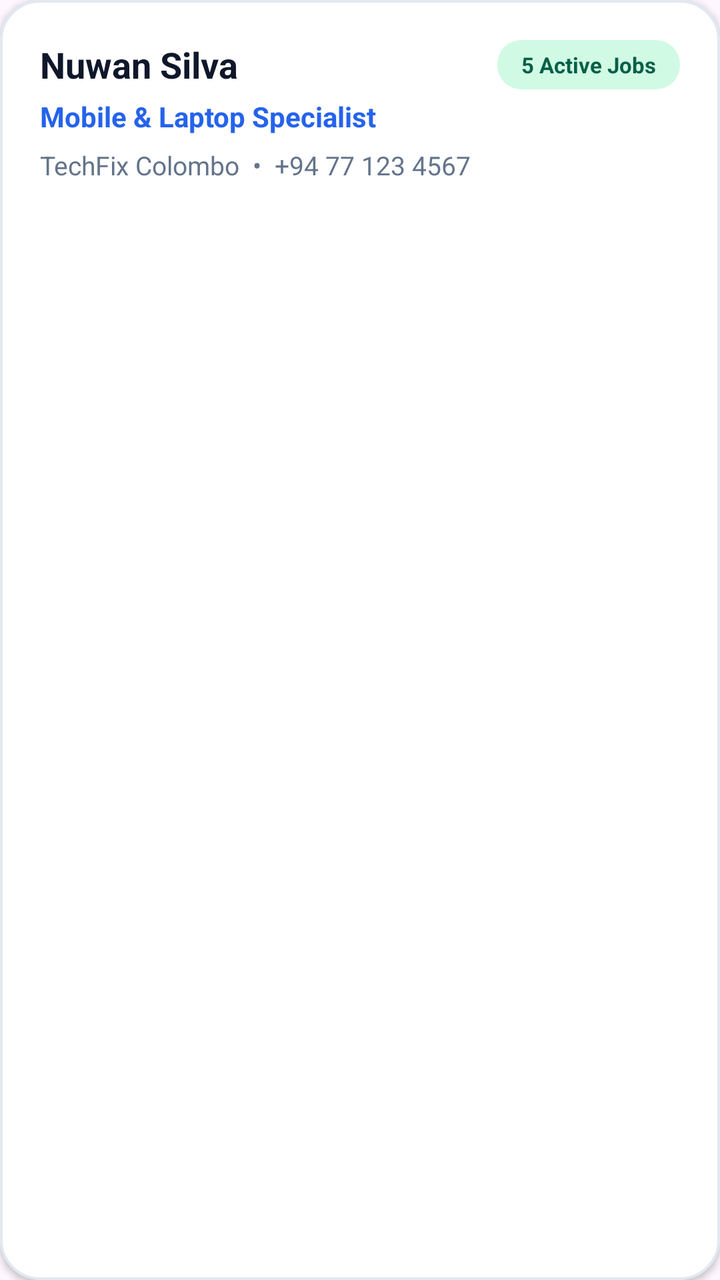
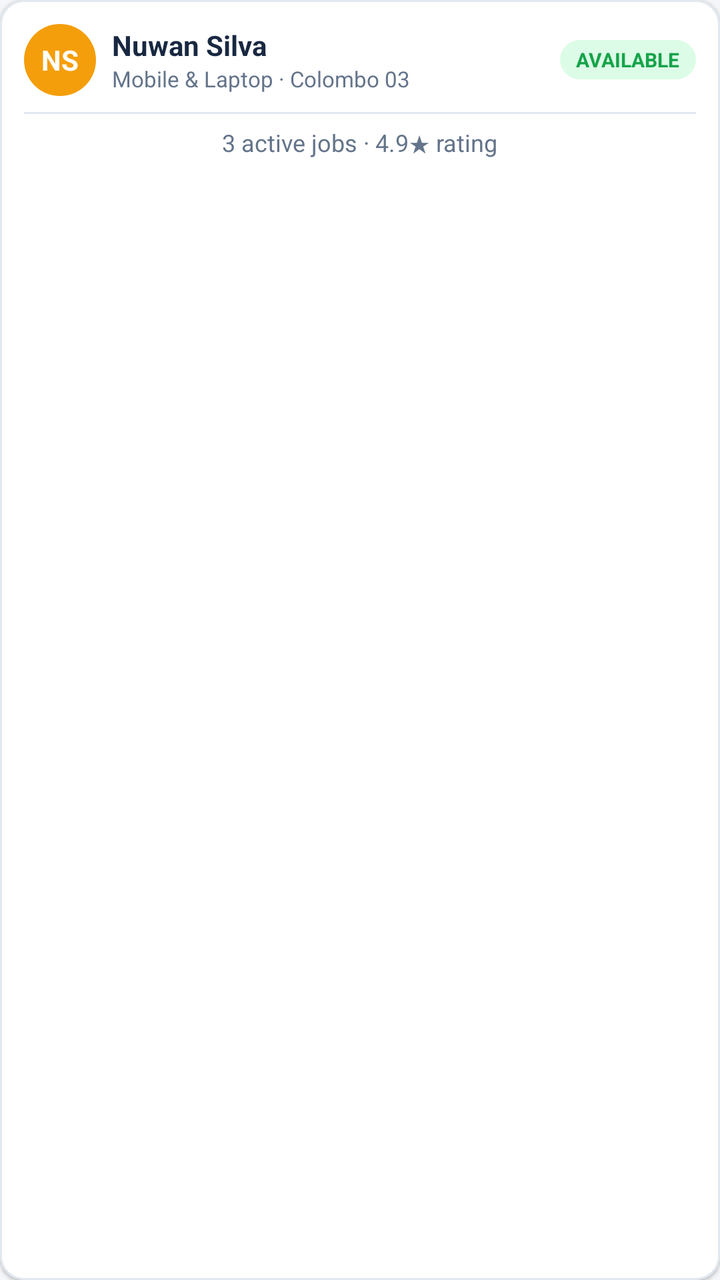

Compare the two renders of this Android layout. The source of the first and the diff that turns it into the second are given below.
<!-- AndroidManifest.xml: application theme Theme.TechFix -->
<!-- res/layout/item_technician_card.xml -->
<?xml version="1.0" encoding="utf-8"?>
<com.google.android.material.card.MaterialCardView 
    xmlns:android="http://schemas.android.com/apk/res/android"
    xmlns:app="http://schemas.android.com/apk/res-auto"
    android:layout_width="match_parent"
    android:layout_height="wrap_content"
    android:layout_marginHorizontal="16dp"
    android:layout_marginVertical="8dp"
    app:cardCornerRadius="20dp"
    app:cardElevation="2dp"
    app:strokeColor="#E2E8F0"
    app:strokeWidth="1.2dp"
    app:cardBackgroundColor="#FFFFFF">

    <LinearLayout
        android:layout_width="match_parent"
        android:layout_height="wrap_content"
        android:orientation="vertical"
        android:padding="20dp">

        <RelativeLayout
            android:layout_width="match_parent"
            android:layout_height="wrap_content">

            <TextView
                android:id="@+id/tvTechName"
                android:layout_width="wrap_content"
                android:layout_height="wrap_content"
                android:layout_alignParentStart="true"
                android:layout_toStartOf="@id/tvTechActiveJobsBadge"
                android:layout_marginEnd="8dp"
                android:text="Nuwan Silva"
                android:textSize="18sp"
                android:textStyle="bold"
                android:textColor="#0F172A" />

            <TextView
                android:id="@+id/tvTechActiveJobsBadge"
                android:layout_width="wrap_content"
                android:layout_height="wrap_content"
                android:layout_alignParentEnd="true"
                android:text="5 Active Jobs"
                android:textSize="11sp"
                android:textStyle="bold"
                android:textColor="#065F46"
                android:background="@drawable/bg_pill_badge"
                android:backgroundTint="#D1FAE5"
                android:paddingHorizontal="12dp"
                android:paddingVertical="5dp" />
        </RelativeLayout>

        <TextView
            android:id="@+id/tvTechSpecialization"
            android:layout_width="wrap_content"
            android:layout_height="wrap_content"
            android:layout_marginTop="4dp"
            android:text="Mobile &amp; Laptop Specialist"
            android:textSize="14sp"
            android:textStyle="bold"
            android:textColor="#2563EB" />

        <TextView
            android:id="@+id/tvTechBranchAndPhone"
            android:layout_width="wrap_content"
            android:layout_height="wrap_content"
            android:layout_marginTop="6dp"
            android:text="TechFix Colombo  •  +94 77 123 4567"
            android:textSize="13sp"
            android:textColor="#64748B" />

    </LinearLayout>

</com.google.android.material.card.MaterialCardView>
<!-- resources referenced by this layout -->
<resources>
  <!-- drawable bg_pill_badge (drawable) -->
  <?xml version="1.0" encoding="utf-8"?>
  <shape xmlns:android="http://schemas.android.com/apk/res/android"
      android:shape="rectangle">
      <solid android:color="#FEE2E2" />
      <corners android:radius="12dp" />
  </shape>
  <style name="Theme.TechFix" parent="Base.Theme.TechFix" />
  <style name="Base.Theme.TechFix" parent="Theme.Material3.DayNight.NoActionBar">
          
          
      </style>
</resources>

<!-- the commit's change to res/layout/item_technician_card.xml (unified diff, before → after) -->
@@ -4,69 +4,95 @@
     xmlns:app="http://schemas.android.com/apk/res-auto"
     android:layout_width="match_parent"
     android:layout_height="wrap_content"
-    android:layout_marginHorizontal="16dp"
-    android:layout_marginVertical="8dp"
-    app:cardCornerRadius="20dp"
-    app:cardElevation="2dp"
-    app:strokeColor="#E2E8F0"
-    app:strokeWidth="1.2dp"
-    app:cardBackgroundColor="#FFFFFF">
+    android:layout_marginHorizontal="12dp"
+    android:layout_marginVertical="4dp"
+    app:cardCornerRadius="12dp"
+    app:cardElevation="1dp"
+    app:strokeColor="@color/divider_color"
+    app:strokeWidth="1dp"
+    app:cardBackgroundColor="@color/card_bg">
 
     <LinearLayout
         android:layout_width="match_parent"
         android:layout_height="wrap_content"
         android:orientation="vertical"
-        android:padding="20dp">
+        android:padding="12dp">
 
         <RelativeLayout
             android:layout_width="match_parent"
             android:layout_height="wrap_content">
 
             <TextView
-                android:id="@+id/tvTechName"
+                android:id="@+id/tvAvatar"
+                android:layout_width="36dp"
+                android:layout_height="36dp"
+                android:layout_alignParentStart="true"
+                android:layout_centerVertical="true"
+                android:background="@drawable/bg_avatar_amber"
+                android:gravity="center"
+                android:text="NS"
+                android:textColor="@color/white"
+                android:textSize="14sp"
+                android:textStyle="bold" />
+
+            <LinearLayout
                 android:layout_width="wrap_content"
                 android:layout_height="wrap_content"
-                android:layout_alignParentStart="true"
+                android:layout_toEndOf="@id/tvAvatar"
                 android:layout_toStartOf="@id/tvTechActiveJobsBadge"
-                android:layout_marginEnd="8dp"
-                android:text="Nuwan Silva"
-                android:textSize="18sp"
-                android:textStyle="bold"
-                android:textColor="#0F172A" />
+                android:layout_centerVertical="true"
+                android:layout_marginStart="8dp"
+                android:layout_marginEnd="4dp"
+                android:orientation="vertical">
+
+                <TextView
+                    android:id="@+id/tvTechName"
+                    android:layout_width="wrap_content"
+                    android:layout_height="wrap_content"
+                    android:text="Nuwan Silva"
+                    android:textSize="14sp"
+                    android:textStyle="bold"
+                    android:textColor="@color/navy_header" />
+
+                <TextView
+                    android:id="@+id/tvTechSpecialization"
+                    android:layout_width="wrap_content"
+                    android:layout_height="wrap_content"
+                    android:text="Mobile &amp; Laptop · Colombo 03"
+                    android:textSize="11sp"
+                    android:textColor="@color/text_secondary" />
+            </LinearLayout>
 
             <TextView
                 android:id="@+id/tvTechActiveJobsBadge"
                 android:layout_width="wrap_content"
                 android:layout_height="wrap_content"
                 android:layout_alignParentEnd="true"
-                android:text="5 Active Jobs"
-                android:textSize="11sp"
+                android:layout_centerVertical="true"
+                android:text="AVAILABLE"
+                android:textSize="10sp"
                 android:textStyle="bold"
-                android:textColor="#065F46"
-                android:background="@drawable/bg_pill_badge"
-                android:backgroundTint="#D1FAE5"
-                android:paddingHorizontal="12dp"
-                android:paddingVertical="5dp" />
+                android:textColor="@color/badge_green_text"
+                android:background="@drawable/bg_badge_green"
+                android:paddingHorizontal="8dp"
+                android:paddingVertical="3dp" />
         </RelativeLayout>
 
-        <TextView
-            android:id="@+id/tvTechSpecialization"
-            android:layout_width="wrap_content"
-            android:layout_height="wrap_content"
-            android:layout_marginTop="4dp"
-            android:text="Mobile &amp; Laptop Specialist"
-            android:textSize="14sp"
-            android:textStyle="bold"
-            android:textColor="#2563EB" />
+        <View
+            android:layout_width="match_parent"
+            android:layout_height="1dp"
+            android:layout_marginTop="8dp"
+            android:layout_marginBottom="6dp"
+            android:background="@color/divider_color" />
 
         <TextView
             android:id="@+id/tvTechBranchAndPhone"
             android:layout_width="wrap_content"
             android:layout_height="wrap_content"
-            android:layout_marginTop="6dp"
-            android:text="TechFix Colombo  •  +94 77 123 4567"
-            android:textSize="13sp"
-            android:textColor="#64748B" />
+            android:layout_gravity="center_horizontal"
+            android:text="3 active jobs · 4.9★ rating"
+            android:textSize="12sp"
+            android:textColor="@color/text_secondary" />
 
     </LinearLayout>
 
<!-- resource entries referenced after the edit -->
@@ -1,16 +1,36 @@
 <!-- resources referenced by this layout -->
 <resources>
-  <!-- drawable bg_pill_badge (drawable) -->
+  <color name="badge_green_text">#16A34A</color>
+  <color name="card_bg">#FFFFFF</color>
+  <color name="divider_color">#E2E8F0</color>
+  <color name="navy_header">#192841</color>
+  <color name="text_secondary">#64748B</color>
+  <color name="white">#FFFFFFFF</color>
+  <!-- drawable bg_avatar_amber (drawable) -->
+  <?xml version="1.0" encoding="utf-8"?>
+  <shape xmlns:android="http://schemas.android.com/apk/res/android"
+      android:shape="oval">
+      <solid android:color="@color/accent_amber" />
+  </shape>
+  <!-- drawable bg_badge_green (drawable) -->
   <?xml version="1.0" encoding="utf-8"?>
   <shape xmlns:android="http://schemas.android.com/apk/res/android"
       android:shape="rectangle">
-      <solid android:color="#FEE2E2" />
-      <corners android:radius="12dp" />
+      <solid android:color="@color/badge_green_bg" />
+      <corners android:radius="16dp" />
   </shape>
   <style name="Theme.TechFix" parent="Base.Theme.TechFix" />
+  <color name="accent_amber">#F59E0B</color>
+  <color name="badge_green_bg">#DCFCE7</color>
   <style name="Base.Theme.TechFix" parent="Theme.Material3.DayNight.NoActionBar">
           
-          
+          <item name="colorPrimary">@color/accent_amber</item>
+          <item name="colorOnPrimary">@color/white</item>
+          <item name="colorPrimaryContainer">@color/navy_header</item>
+          <item name="colorOnPrimaryContainer">@color/white</item>
+          <item name="android:windowBackground">@color/bg_app</item>
+          <item name="android:statusBarColor">@color/navy_header</item>
       </style>
+  <color name="bg_app">#F4F6F9</color>
 </resources>
 
